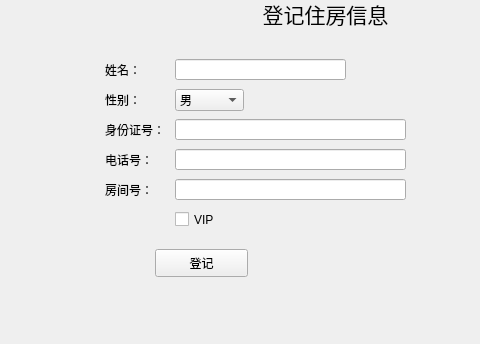
Qt form Manager.ui (Ginsakura/TestQTManagerSystem) before a commit; both pictures show x 195 to 675 and y 311 to 655 of the 949 by 655 pixel window.
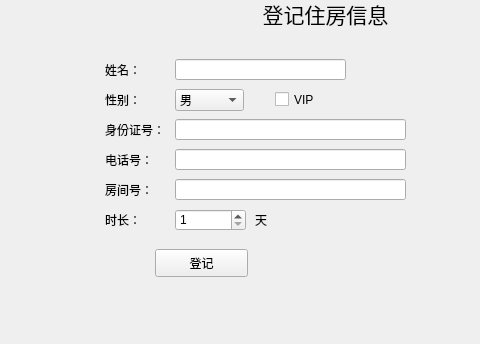
The same form after that commit.

Commit message: 修改RoomStatu数据表操作的错误

```diff
--- a/Manager.ui
+++ b/Manager.ui
@@ -347,8 +347,8 @@
      <widget class="QCheckBox" name="isVIP">
       <property name="geometry">
        <rect>
-        <x>270</x>
-        <y>230</y>
+        <x>370</x>
+        <y>110</y>
         <width>101</width>
         <height>21</height>
        </rect>
@@ -357,6 +357,45 @@
        <string>VIP</string>
       </property>
      </widget>
+     <widget class="QLabel" name="label_19">
+      <property name="geometry">
+       <rect>
+        <x>200</x>
+        <y>230</y>
+        <width>61</width>
+        <height>21</height>
+       </rect>
+      </property>
+      <property name="text">
+       <string>时长：</string>
+      </property>
+     </widget>
+     <widget class="QLabel" name="label_20">
+      <property name="geometry">
+       <rect>
+        <x>350</x>
+        <y>230</y>
+        <width>61</width>
+        <height>21</height>
+       </rect>
+      </property>
+      <property name="text">
+       <string>天</string>
+      </property>
+     </widget>
+     <widget class="QSpinBox" name="dateLenth">
+      <property name="geometry">
+       <rect>
+        <x>270</x>
+        <y>230</y>
+        <width>71</width>
+        <height>22</height>
+       </rect>
+      </property>
+      <property name="minimum">
+       <number>1</number>
+      </property>
+     </widget>
     </widget>
     <widget class="QWidget" name="tuifang">
      <widget class="QLabel" name="label_3">
```
The commit also changes 2 other files.
